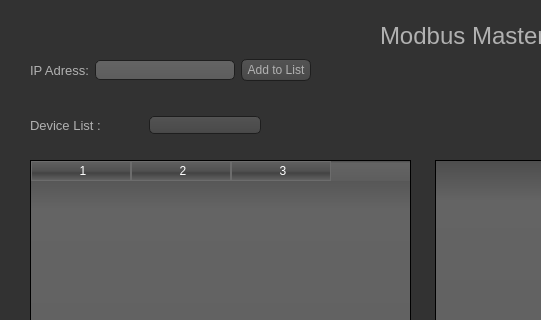
The window that new.ui (erhan-namli/modbus-master-service-azure) describes before a commit, drawn with Qt 5; both pictures show x 0 to 541 and y 0 to 320 of the 990 by 739 pixel window.
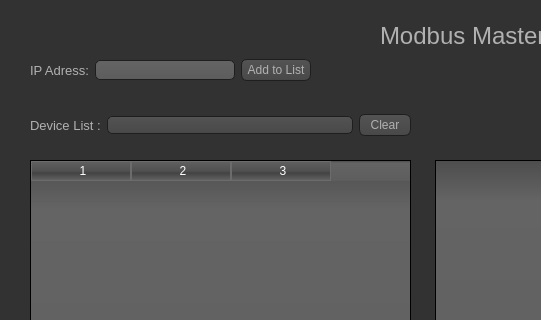
The same window after the commit. Icons and pictures are not drawn.

What changed in the file:
```diff
--- a/new.ui
+++ b/new.ui
@@ -881,13 +881,19 @@
      <rect>
       <x>30</x>
       <y>100</y>
-      <width>231</width>
+      <width>381</width>
       <height>51</height>
      </rect>
     </property>
     <layout class="QHBoxLayout" name="horizontalLayout_5">
      <item>
       <widget class="QLabel" name="label_6">
+       <property name="sizePolicy">
+        <sizepolicy hsizetype="Maximum" vsizetype="Preferred">
+         <horstretch>0</horstretch>
+         <verstretch>0</verstretch>
+        </sizepolicy>
+       </property>
        <property name="font">
         <font>
          <pointsize>10</pointsize>
@@ -899,7 +905,27 @@
       </widget>
      </item>
      <item>
-      <widget class="QComboBox" name="cmb_deviceList"/>
+      <widget class="QComboBox" name="cmb_deviceList">
+       <property name="sizePolicy">
+        <sizepolicy hsizetype="Minimum" vsizetype="Fixed">
+         <horstretch>0</horstretch>
+         <verstretch>0</verstretch>
+        </sizepolicy>
+       </property>
+      </widget>
+     </item>
+     <item>
+      <widget class="QPushButton" name="btn_ClearDevices">
+       <property name="sizePolicy">
+        <sizepolicy hsizetype="Maximum" vsizetype="Fixed">
+         <horstretch>0</horstretch>
+         <verstretch>0</verstretch>
+        </sizepolicy>
+       </property>
+       <property name="text">
+        <string>Clear</string>
+       </property>
+      </widget>
      </item>
     </layout>
    </widget>
```
